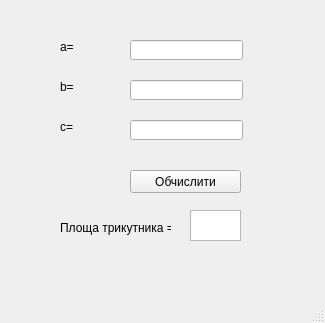
Qt form Lab1/Lab1_view.ui (DovzhenkoVit/University) before a commit.
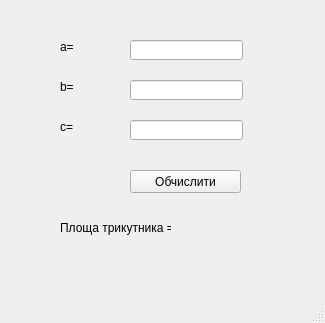
The same form after that commit.

What changed in the file:
```diff
--- a/Lab1/Lab1_view.ui
+++ b/Lab1/Lab1_view.ui
@@ -96,16 +96,6 @@
      <string>Обчислити</string>
     </property>
    </widget>
-   <widget class="QTextBrowser" name="textBrowser">
-    <property name="geometry">
-     <rect>
-      <x>190</x>
-      <y>210</y>
-      <width>51</width>
-      <height>31</height>
-     </rect>
-    </property>
-   </widget>
    <widget class="QLabel" name="label_4">
     <property name="geometry">
      <rect>
@@ -119,6 +109,19 @@
      <string>Площа трикутника =</string>
     </property>
    </widget>
+   <widget class="QLabel" name="label_5">
+    <property name="geometry">
+     <rect>
+      <x>180</x>
+      <y>220</y>
+      <width>47</width>
+      <height>13</height>
+     </rect>
+    </property>
+    <property name="text">
+     <string/>
+    </property>
+   </widget>
   </widget>
   <widget class="QStatusBar" name="statusbar"/>
  </widget>
```
